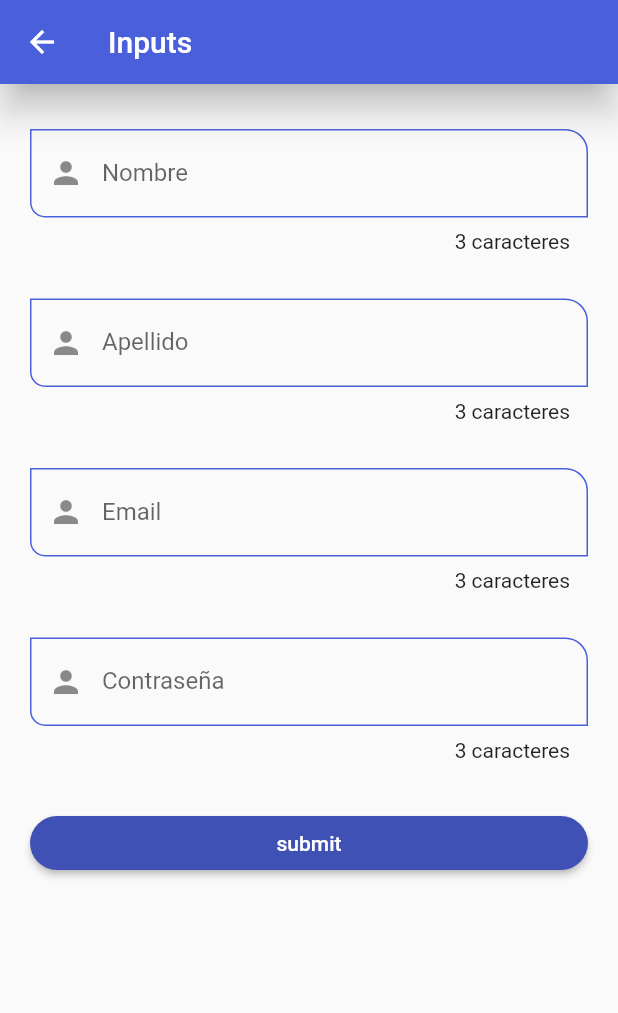
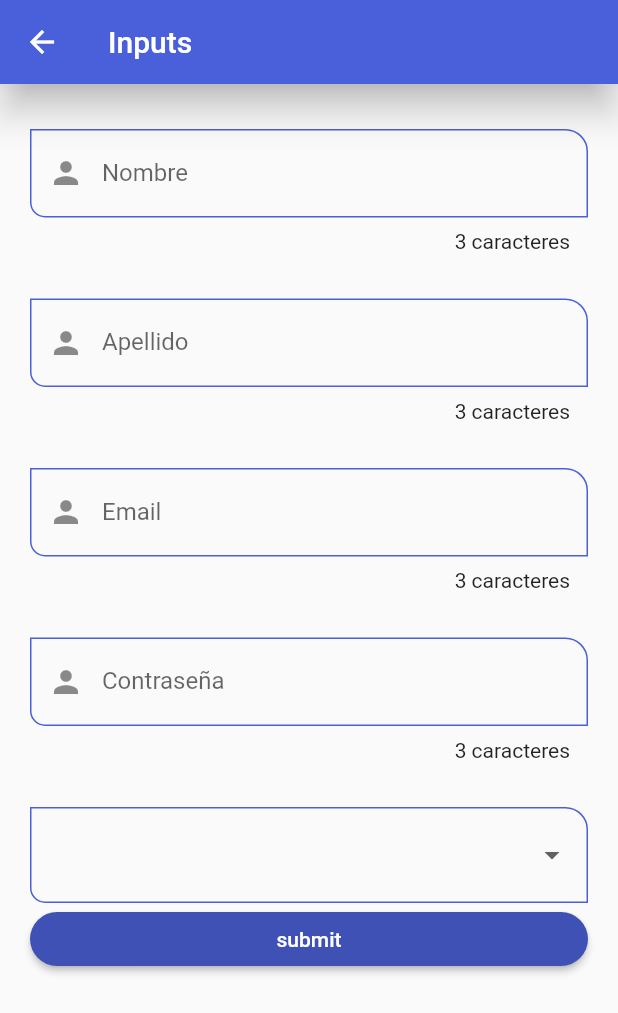
Before and after one commit to devb09/components_app, a Flutter app: the InputsScreen screen opened by its route, on a phone screen of 412 x 824 dp. Shown: the top 1013 px of the screen. Run offline on Flutter 3.47's test engine with Material 2 defaults, Android fonts, the phone set to English and light mode, and no system bars.

Commit message:
drop down

```diff
--- a/lib/screens/inputs.dart
+++ b/lib/screens/inputs.dart
@@ -68,6 +68,24 @@ class InputsScreen extends StatelessWidget {
               const SizedBox(
                 height: 30.0,
               ),
+              DropdownButtonFormField<String>(items: const [
+                DropdownMenuItem(
+                  value: 'Admin',
+                  child: Text('Admin'),
+                ),
+                DropdownMenuItem(
+                  value: 'superUser',
+                  child: Text('super User'),
+                ),
+                DropdownMenuItem(
+                  value: 'developer',
+                  child: Text('developer'),
+                ),
+                DropdownMenuItem(
+                  value: 'junior',
+                  child: Text('junior'),
+                ),
+              ], onChanged: (value) => formValues['role'] = value ?? 'Admin'),
               ElevatedButton(
                   onPressed: () {
                     FocusScope.of(context).requestFocus(FocusNode());
```
